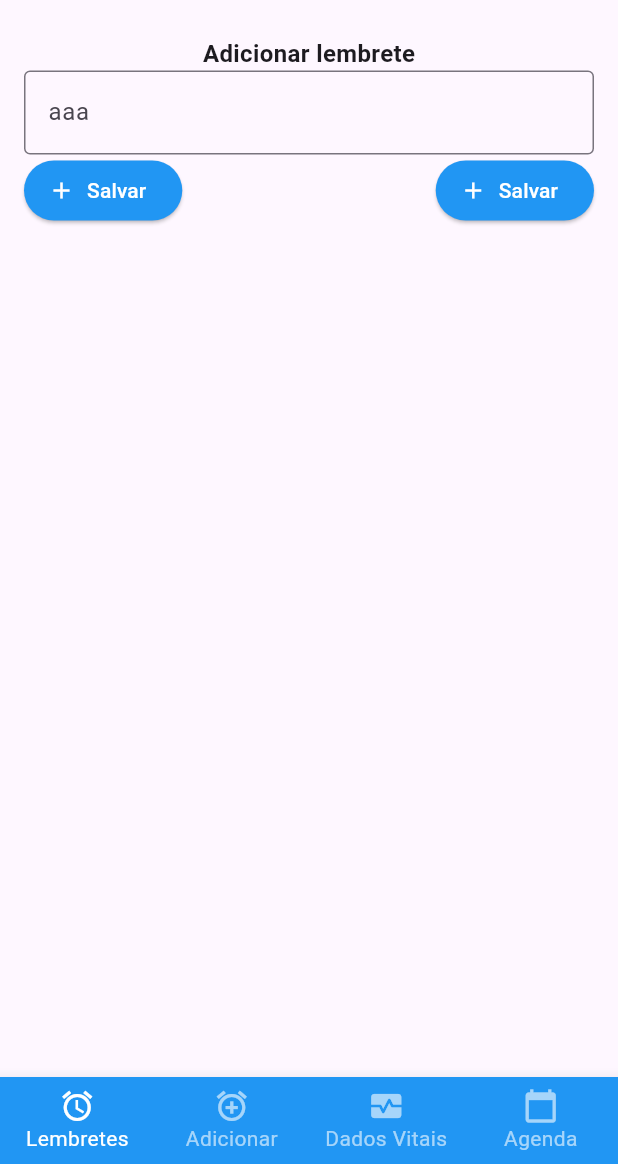
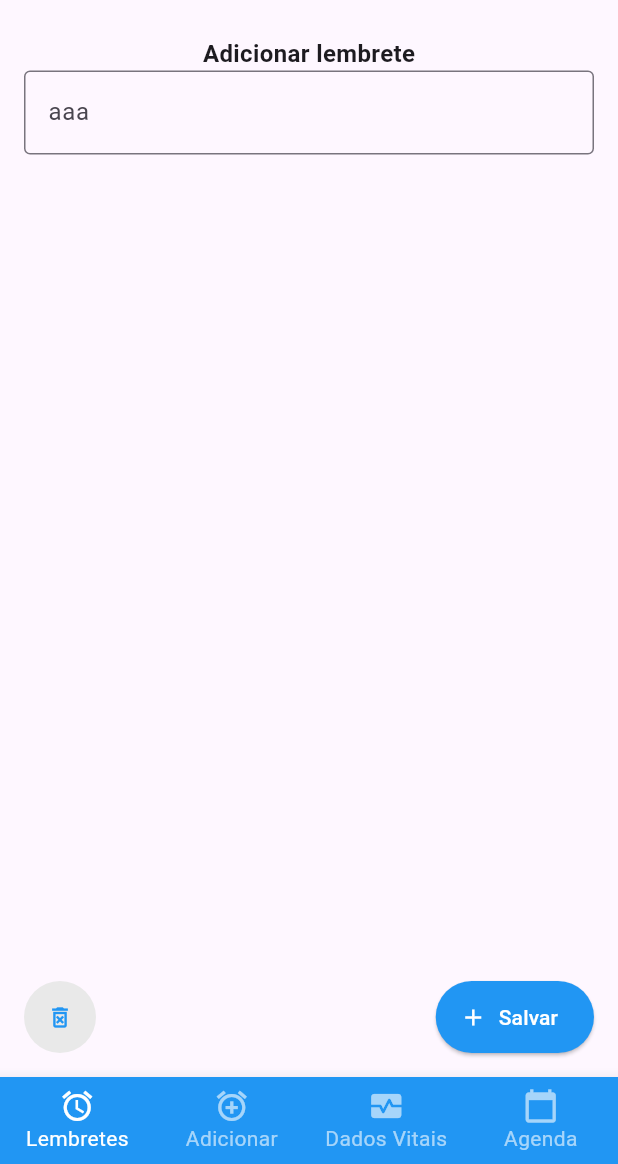
Before and after one commit to ErickRezende1833/mycareapp, a Flutter app: the screen it shows after launch, on a phone screen of 412 x 824 dp, the part 72-1236 px from its top. Run offline on Flutter 3.47's test engine with Material 3 defaults, Android fonts, the phone set to English and light mode, and no system bars.

Commit message:
feat: botao novo e organização da tela

```diff
--- a/lib/view/addMedicacao.dart
+++ b/lib/view/addMedicacao.dart
@@ -25,10 +25,13 @@ class AddMedicacao extends StatelessWidget {
               ),
             ),
             CustomTextField(labelText: "aaa", hintText: "ddd"),
+            Expanded(
+              child: Container(),
+            ),
             Row(
               mainAxisAlignment: MainAxisAlignment.spaceBetween,
               children: [
-                CustomElevatedButton(onPressed: (){}, icon: Icons.add, label: "Salvar"),
+                CustomIconButton(onPressed: (){}, icon: Icons.delete_forever_outlined),
                 CustomElevatedButton(onPressed: (){}, icon: Icons.add, label: "Salvar")
               ],
             ),
@@ -37,6 +40,31 @@ class AddMedicacao extends StatelessWidget {
       ),
       bottomNavigationBar: CustomBottomNavigationBar()
     );
+  }
+}
+
+class CustomIconButton extends StatelessWidget {
+  const CustomIconButton({
+    super.key,
+    required this.onPressed,
+    required this.icon,
+  });
+
+  final VoidCallback onPressed;
+  final IconData icon;
+
+  @override
+  Widget build(BuildContext context) {
+    return IconButton(
+      onPressed: (){},
+      icon: Icon(icon, size: 18),
+      style: ElevatedButton.styleFrom(
+                backgroundColor: const Color.fromARGB(255, 233, 233, 233),
+                foregroundColor: Colors.blue,
+                shape: const CircleBorder(),
+                minimumSize: const Size.fromRadius(24),
+                )
+      );
   }
 }
 
@@ -83,6 +111,7 @@ class CustomElevatedButton extends StatelessWidget {
               style: ElevatedButton.styleFrom(
                 backgroundColor: Colors.blue,
                 foregroundColor: Colors.white,
+                fixedSize: const Size.fromHeight(48),
                 )
             );
   }
```
